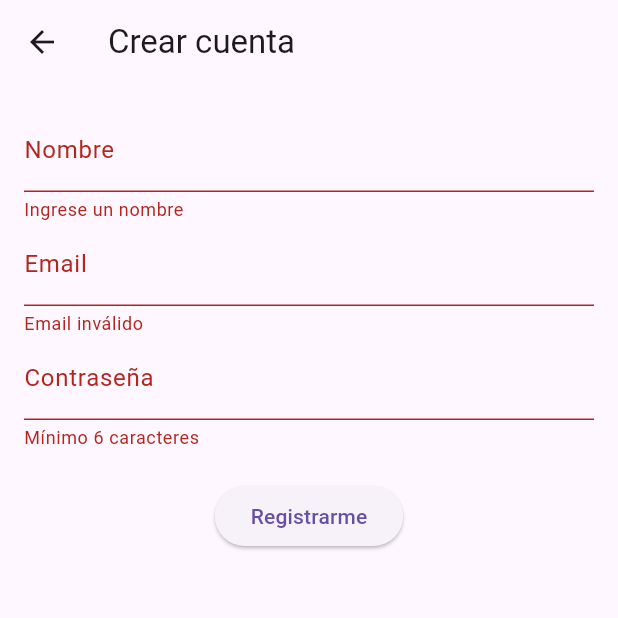
After one commit to JEsposito95/PadelMatch, a Flutter app: the RegisterScreen screen opened directly, after a tap on "Registrarme", on a phone screen of 412 x 824 dp, the top half of it. The commit adds this screen. Run offline on Flutter 3.47's test engine with Material 3 defaults, Android fonts, the phone set to English and light mode, and no system bars; our stand-ins replace dio, flutter_dotenv, flutter_riverpod.

Commit message:
ADD- Pantalla de registro + navegacion desde login

```diff
--- /dev/null
+++ b/padelmatch_frontend/lib/presentation/features/auth/register/register_provider.dart
@@ -0,0 +1,34 @@
+import 'package:flutter_riverpod/flutter_riverpod.dart';
+import 'package:dio/dio.dart';
+import 'package:flutter_dotenv/flutter_dotenv.dart';
+
+final registerProvider =
+    StateNotifierProvider<RegisterNotifier, AsyncValue<String?>>(
+  (ref) => RegisterNotifier(),
+);
+
+class RegisterNotifier extends StateNotifier<AsyncValue<String?>> {
+  RegisterNotifier() : super(const AsyncValue.data(null));
+
+  final Dio _dio = Dio();
+
+  Future<void> register(String name, String email, String password) async {
+    state = const AsyncValue.loading();
+
+    try {
+      final url = "${dotenv.env['API_URL']}/api/auth/register";
+
+      final response = await _dio.post(url, data: {
+        "name": name,
+        "email": email,
+        "password": password,
+      });
+
+      final token = response.data["token"];
+      state = AsyncValue.data(token);
+
+    } catch (e, st) {
+      state = AsyncValue.error(e.toString(), st);
+    }
+  }
+}
--- /dev/null
+++ b/padelmatch_frontend/lib/presentation/features/auth/register/register_screen.dart
@@ -0,0 +1,97 @@
+import 'package:flutter/material.dart';
+import 'package:flutter_riverpod/flutter_riverpod.dart';
+import 'register_provider.dart';
+
+class RegisterScreen extends ConsumerStatefulWidget {
+  const RegisterScreen({super.key});
+
+  @override
+  ConsumerState<RegisterScreen> createState() => _RegisterScreenState();
+}
+
+class _RegisterScreenState extends ConsumerState<RegisterScreen> {
+  final _formKey = GlobalKey<FormState>();
+  final nameCtrl = TextEditingController();
+  final emailCtrl = TextEditingController();
+  final passCtrl = TextEditingController();
+
+  @override
+  Widget build(BuildContext context) {
+    final registerState = ref.watch(registerProvider);
+
+    return Scaffold(
+      appBar: AppBar(title: const Text("Crear cuenta")),
+      body: Padding(
+        padding: const EdgeInsets.all(16),
+        child: Form(
+          key: _formKey,
+          child: Column(
+            children: [
+
+              TextFormField(
+                controller: nameCtrl,
+                decoration: const InputDecoration(labelText: "Nombre"),
+                validator: (v) => v!.isEmpty ? "Ingrese un nombre" : null,
+              ),
+
+              TextFormField(
+                controller: emailCtrl,
+                decoration: const InputDecoration(labelText: "Email"),
+                validator: (v) =>
+                    v!.contains("@") ? null : "Email inválido",
+              ),
+
+              TextFormField(
+                controller: passCtrl,
+                decoration: const InputDecoration(labelText: "Contraseña"),
+                obscureText: true,
+                validator: (v) =>
+                    v!.length < 6 ? "Mínimo 6 caracteres" : null,
+              ),
+
+              const SizedBox(height: 20),
+
+              ElevatedButton(
+                onPressed: registerState.isLoading
+                    ? null
+                    : () async {
+                        if (_formKey.currentState!.validate()) {
+                          await ref
+                              .read(registerProvider.notifier)
+                              .register(
+                                nameCtrl.text,
+                                emailCtrl.text,
+                                passCtrl.text,
+                              );
+
+                          final token =
+                              ref.read(registerProvider).value;
+
+                          if (token != null) {
+                            ScaffoldMessenger.of(context).showSnackBar(
+                              const SnackBar(
+                                content: Text("Registro exitoso"),
+                              ),
+                            );
+                          }
+                        }
+                      },
+                child: registerState.isLoading
+                    ? const CircularProgressIndicator()
+                    : const Text("Registrarme"),
+              ),
+
+              if (registerState.hasError) ...[
+                const SizedBox(height: 15),
+                Text(
+                  "Error: ${registerState.error}",
+                  style: const TextStyle(color: Colors.red),
+                ),
+              ]
+            ],
+          ),
+        ),
+      ),
+    );
+  }
+}
--- a/padelmatch_frontend/lib/presentation/screens/login_screen.dart
+++ b/padelmatch_frontend/lib/presentation/screens/login_screen.dart
@@ -1,6 +1,7 @@
 import 'package:flutter/material.dart';
 import 'package:flutter_riverpod/flutter_riverpod.dart';
 import 'login_provider.dart';
+import 'register_screen.dart';
 
 class LoginScreen extends ConsumerStatefulWidget {
   const LoginScreen({super.key});
@@ -71,6 +72,16 @@ class _LoginScreenState extends ConsumerState<LoginScreen> {
                 ],
               ),
             ),
+            // TextButton de Registrarse
+            TextButton(
+              onPressed: () {
+                  Navigator.push(
+                    context,
+                    MaterialPageRoute(builder: (_) => const RegisterScreen()),
+                  );
+                },
+              child: const Text("¿No tenés cuenta? Registrate"),
+            ),
           ],
         ),
       ),
--- /dev/null
+++ b/padelmatch_frontend/lib/presentation/screens/register_screen.dart
@@ -0,0 +1,15 @@
+import 'package:flutter/material.dart';
+
+class RegisterScreen extends StatelessWidget {
+  const RegisterScreen({super.key});
+
+  @override
+  Widget build(BuildContext context) {
+    return Scaffold(
+      appBar: AppBar(title: const Text("Registrarse")),
+      body: const Center(
+        child: Text("Pantalla de registro (en construcción)"),
+      ),
+    );
+  }
+}
```
